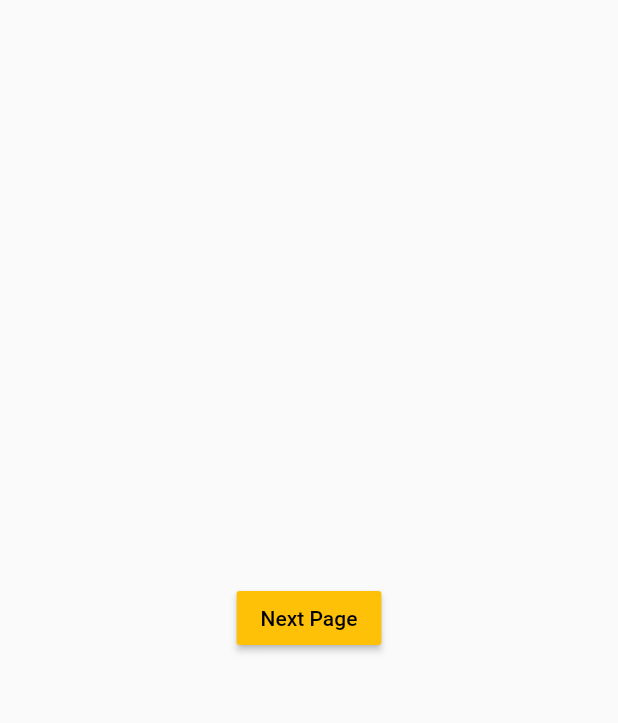
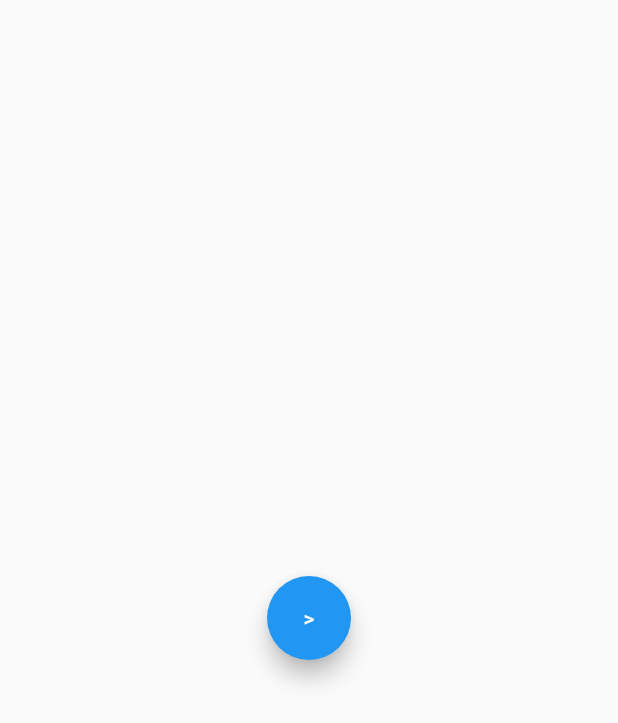
Before and after one commit to khazaddoom/flutter_my_app, a Flutter app: the screen it shows after launch, on a phone screen of 412 x 824 dp. Shown: the top 723 px of the screen. Run offline on Flutter 3.47's test engine with Material 2 defaults, Android fonts, the phone set to English and light mode, and no system bars.

```diff
--- a/lib/first.dart
+++ b/lib/first.dart
@@ -5,10 +5,10 @@ class FirstRoute extends StatelessWidget {
   Widget build(BuildContext context) {
     return Scaffold(
       appBar: AppBar(
-        title: Text('First Route'),
+        title: Text('Details Page'),
       ),
       body: Center(
-        child: Text('Hmm Something happened!!!'),
+        child: Text('My Page Contents'),
         ),
       );
   }
--- a/lib/homepage.dart
+++ b/lib/homepage.dart
@@ -7,10 +7,9 @@ class Homepage extends StatelessWidget {
 
     return Scaffold(
         body: Center(
-          child: RaisedButton(
-            child: Text('Next Page'),
-            color: Colors.amber,
-            textColor: Colors.black,
+          child: FloatingActionButton(
+            child: Text('>'),
+            backgroundColor: Colors.blue,
             onPressed: () {
               Navigator.push(context, MaterialPageRoute( builder: (context) => FirstRoute()));
             }
--- a/pubspec.yaml
+++ b/pubspec.yaml
@@ -70,3 +70,5 @@ flutter:
   #
   # For details regarding fonts from package dependencies,
   # see https://flutter.dev/custom-fonts/#from-packages
+  assets:
+    - images/logo.png
```
Also changed, not shown: images/logo.png (added).
